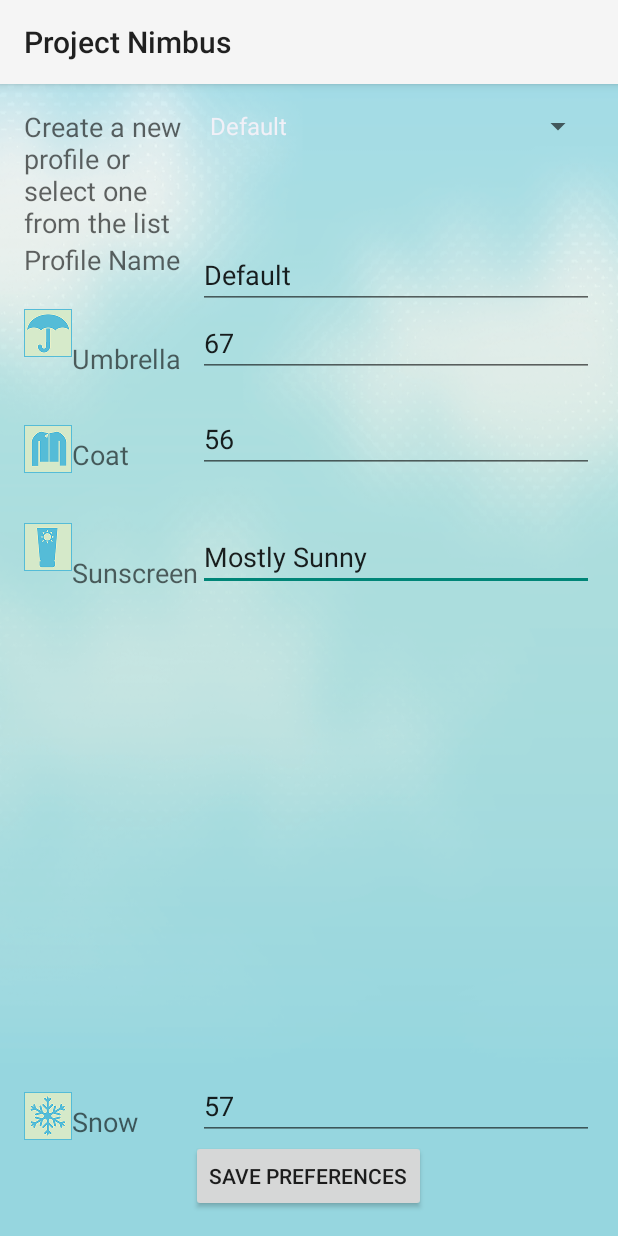
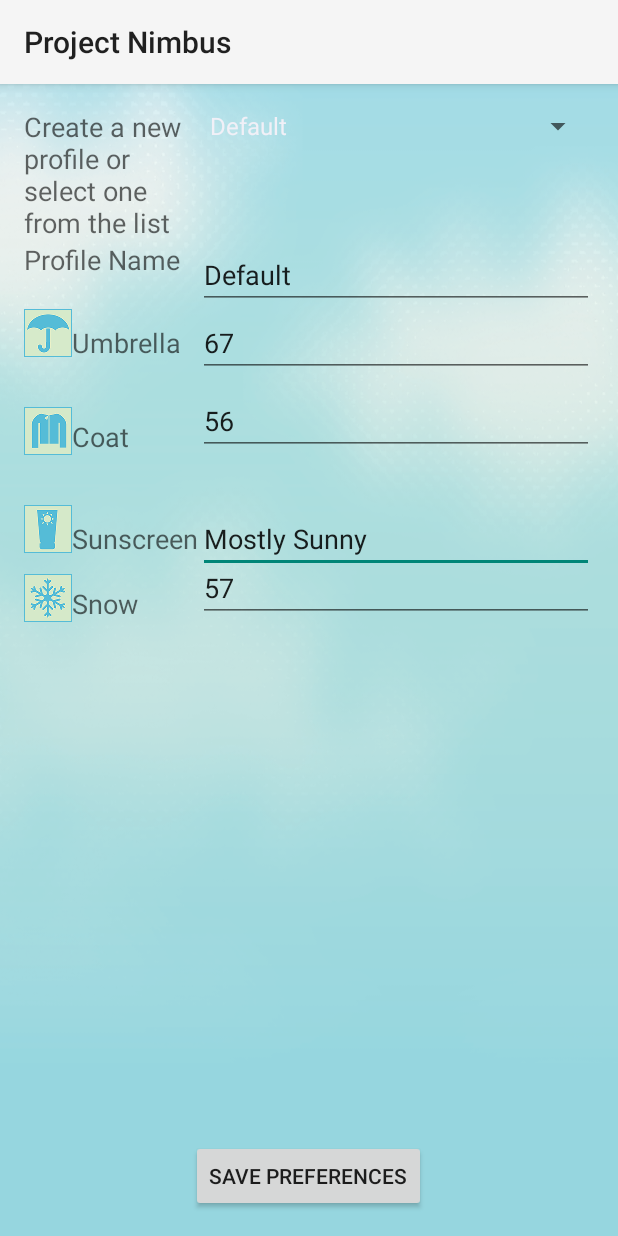
Before and after one commit to zzz711/Nimbus, an Android app: the Prefferences screen opened directly, with no data from a screen before it, on a phone screen of 412 x 824 dp. Run offline under Robolectric (Android 15) with nearby library versions, the phone set to English and light mode, and no system bars.

Commit message:
Feature complete. UI fixed. One bug left

```diff
--- a/app/build.gradle
+++ b/app/build.gradle
@@ -1,8 +1,8 @@
 apply plugin: 'com.android.application'
 
 android {
-    compileSdkVersion 23
-    buildToolsVersion "23.0.2"
+    compileSdkVersion 24
+    buildToolsVersion "23.0.3"
 
     defaultConfig {
         applicationId "com.zzz711.nimbus"
@@ -24,7 +24,7 @@ android {
 
 dependencies {
     compile fileTree(include: ['*.jar'], dir: 'libs')
-    compile 'com.android.support:support-v4:23.4.0'
+    compile 'com.android.support:support-v4:24.2.1'
     compile 'com.squareup.okio:okio:1.10.0'
     compile 'com.squareup.okhttp3:okhttp:3.4.1'
 }
--- a/app/src/main/res/layout/activity_prefferences.xml
+++ b/app/src/main/res/layout/activity_prefferences.xml
@@ -11,31 +11,12 @@
     <ImageView
         android:layout_width="wrap_content"
         android:layout_height="wrap_content"
-        android:id="@+id/imageView2"
-        android:src="@drawable/coat_icon"
-        android:layout_below="@+id/textView"
-        android:layout_alignParentLeft="true"
-        android:layout_alignParentStart="true"
-        android:layout_marginTop="32dp" />
-
-    <ImageView
-        android:layout_width="wrap_content"
-        android:layout_height="wrap_content"
         android:id="@+id/imageView3"
         android:src="@drawable/sun_icon"
         android:layout_below="@+id/textView2"
         android:layout_alignParentLeft="true"
         android:layout_alignParentStart="true"
         android:layout_marginTop="33dp" />
-
-    <ImageView
-        android:layout_width="wrap_content"
-        android:layout_height="wrap_content"
-        android:id="@+id/imageView4"
-        android:src="@drawable/snow_icon"
-        android:layout_above="@+id/button"
-        android:layout_alignParentLeft="true"
-        android:layout_alignParentStart="true" />
 
     <Button
         android:layout_width="wrap_content"
@@ -55,16 +36,6 @@
         android:layout_alignBottom="@+id/imageView2"
         android:layout_toRightOf="@+id/imageView2"
         android:layout_toEndOf="@+id/imageView2" />
-
-    <TextView
-        android:layout_width="wrap_content"
-        android:layout_height="wrap_content"
-        android:textAppearance="?android:attr/textAppearanceMedium"
-        android:text="@string/sunScreen"
-        android:id="@+id/textView3"
-        android:layout_alignBottom="@+id/editTextSunscreen"
-        android:layout_toRightOf="@+id/imageView3"
-        android:layout_toEndOf="@+id/imageView3" />
 
     <EditText
         android:layout_width="wrap_content"
@@ -119,16 +90,6 @@
         android:layout_alignLeft="@+id/textView6"
         android:layout_alignStart="@+id/textView6" />
 
-    <TextView
-        android:layout_width="wrap_content"
-        android:layout_height="wrap_content"
-        android:textAppearance="?android:attr/textAppearanceMedium"
-        android:text="@string/umbrella"
-        android:id="@+id/textView"
-        android:layout_alignBottom="@+id/editTextUmbrella"
-        android:layout_toRightOf="@+id/imageView"
-        android:layout_toEndOf="@+id/imageView" />
-
     <EditText
         android:layout_width="wrap_content"
         android:layout_height="wrap_content"
@@ -181,4 +142,46 @@
         android:layout_alignParentRight="true"
         android:layout_alignParentEnd="true" />
 
+    <ImageView
+        android:layout_width="wrap_content"
+        android:layout_height="wrap_content"
+        android:id="@+id/imageView4"
+        android:src="@drawable/snow_icon"
+        android:layout_below="@+id/textView3"
+        android:layout_alignParentLeft="true"
+        android:layout_alignParentStart="true"
+        android:layout_marginTop="11dp" />
+
+    <TextView
+        android:layout_width="wrap_content"
+        android:layout_height="wrap_content"
+        android:textAppearance="?android:attr/textAppearanceMedium"
+        android:text="@string/sunScreen"
+        android:id="@+id/textView3"
+        android:layout_alignBaseline="@+id/editTextSunscreen"
+        android:layout_alignBottom="@+id/editTextSunscreen"
+        android:layout_toRightOf="@+id/imageView3"
+        android:layout_toEndOf="@+id/imageView3" />
+
+    <TextView
+        android:layout_width="wrap_content"
+        android:layout_height="wrap_content"
+        android:textAppearance="?android:attr/textAppearanceMedium"
+        android:text="@string/umbrella"
+        android:id="@+id/textView"
+        android:layout_alignBaseline="@+id/editTextUmbrella"
+        android:layout_alignBottom="@+id/editTextUmbrella"
+        android:layout_toRightOf="@+id/imageView"
+        android:layout_toEndOf="@+id/imageView" />
+
+    <ImageView
+        android:layout_width="wrap_content"
+        android:layout_height="wrap_content"
+        android:id="@+id/imageView2"
+        android:src="@drawable/coat_icon"
+        android:layout_marginTop="20dp"
+        android:layout_below="@+id/editTextUmbrella"
+        android:layout_alignParentLeft="true"
+        android:layout_alignParentStart="true" />
+
 </RelativeLayout>
--- a/build.gradle
+++ b/build.gradle
@@ -5,7 +5,7 @@ buildscript {
         jcenter()
     }
     dependencies {
-        classpath 'com.android.tools.build:gradle:2.1.3'
+        classpath 'com.android.tools.build:gradle:2.2.0'
         // NOTE: Do not place your application dependencies here; they belong
         // in the individual module build.gradle files
     }
```
Also changed, not shown: app/src/main/java/com/example/zzz711/nimbus/JSONParser.java (+56 -5 lines), 1 other file.
